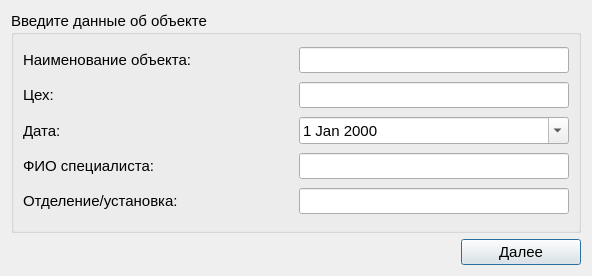
Rekvim/MpiSki, file Src/Gui/Setup/ObjectWindow.ui: the form before one commit.
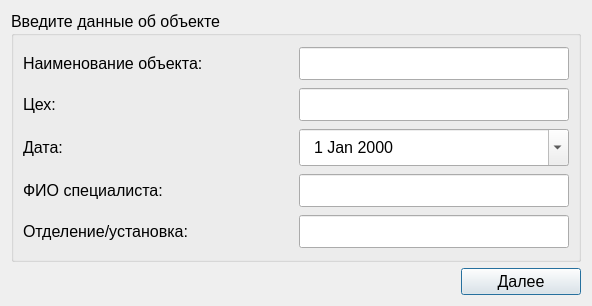
The form after the commit.

```diff
--- a/Src/Gui/Setup/ObjectWindow.ui
+++ b/Src/Gui/Setup/ObjectWindow.ui
@@ -7,7 +7,7 @@
     <x>0</x>
     <y>0</y>
     <width>592</width>
-    <height>276</height>
+    <height>306</height>
    </rect>
   </property>
   <property name="sizePolicy">
@@ -30,7 +30,7 @@
      <property name="font">
       <font>
        <family>Segoe UI</family>
-       <pointsize>11</pointsize>
+       <pointsize>12</pointsize>
       </font>
      </property>
      <property name="title">
@@ -50,7 +50,7 @@
           <property name="font">
            <font>
             <family>Segoe UI</family>
-            <pointsize>11</pointsize>
+            <pointsize>12</pointsize>
             <bold>false</bold>
            </font>
           </property>
@@ -64,10 +64,13 @@
           <property name="font">
            <font>
             <family>Segoe UI</family>
-            <pointsize>11</pointsize>
+            <pointsize>12</pointsize>
             <bold>false</bold>
            </font>
           </property>
+          <property name="styleSheet">
+           <string notr="true">padding: 5px 10px;</string>
+          </property>
          </widget>
         </item>
        </layout>
@@ -85,7 +88,7 @@
           <property name="font">
            <font>
             <family>Segoe UI</family>
-            <pointsize>11</pointsize>
+            <pointsize>12</pointsize>
             <bold>false</bold>
            </font>
           </property>
@@ -99,10 +102,13 @@
           <property name="font">
            <font>
             <family>Segoe UI</family>
-            <pointsize>11</pointsize>
+            <pointsize>12</pointsize>
             <bold>false</bold>
            </font>
           </property>
+          <property name="styleSheet">
+           <string notr="true">padding: 5px 10px;</string>
+          </property>
          </widget>
         </item>
        </layout>
@@ -120,7 +126,7 @@
           <property name="font">
            <font>
             <family>Segoe UI</family>
-            <pointsize>11</pointsize>
+            <pointsize>12</pointsize>
             <bold>false</bold>
            </font>
           </property>
@@ -140,10 +146,13 @@
           <property name="font">
            <font>
             <family>Segoe UI</family>
-            <pointsize>11</pointsize>
+            <pointsize>12</pointsize>
             <bold>false</bold>
            </font>
           </property>
+          <property name="styleSheet">
+           <string notr="true">padding: 5px 10px;</string>
+          </property>
           <property name="calendarPopup">
            <bool>true</bool>
           </property>
@@ -164,7 +173,7 @@
           <property name="font">
            <font>
             <family>Segoe UI</family>
-            <pointsize>11</pointsize>
+            <pointsize>12</pointsize>
             <bold>false</bold>
            </font>
           </property>
@@ -178,10 +187,13 @@
           <property name="font">
            <font>
             <family>Segoe UI</family>
-            <pointsize>11</pointsize>
+            <pointsize>12</pointsize>
             <bold>false</bold>
            </font>
           </property>
+          <property name="styleSheet">
+           <string notr="true">padding: 5px 10px;</string>
+          </property>
          </widget>
         </item>
        </layout>
@@ -199,7 +211,7 @@
           <property name="font">
            <font>
             <family>Segoe UI</family>
-            <pointsize>11</pointsize>
+            <pointsize>12</pointsize>
             <bold>false</bold>
            </font>
           </property>
@@ -213,10 +225,13 @@
           <property name="font">
            <font>
             <family>Segoe UI</family>
-            <pointsize>11</pointsize>
+            <pointsize>12</pointsize>
             <bold>false</bold>
            </font>
           </property>
+          <property name="styleSheet">
+           <string notr="true">padding: 5px 10px;</string>
+          </property>
          </widget>
         </item>
        </layout>
@@ -253,7 +268,7 @@
        <property name="font">
         <font>
          <family>Segoe UI</family>
-         <pointsize>11</pointsize>
+         <pointsize>12</pointsize>
         </font>
        </property>
        <property name="text">
```
